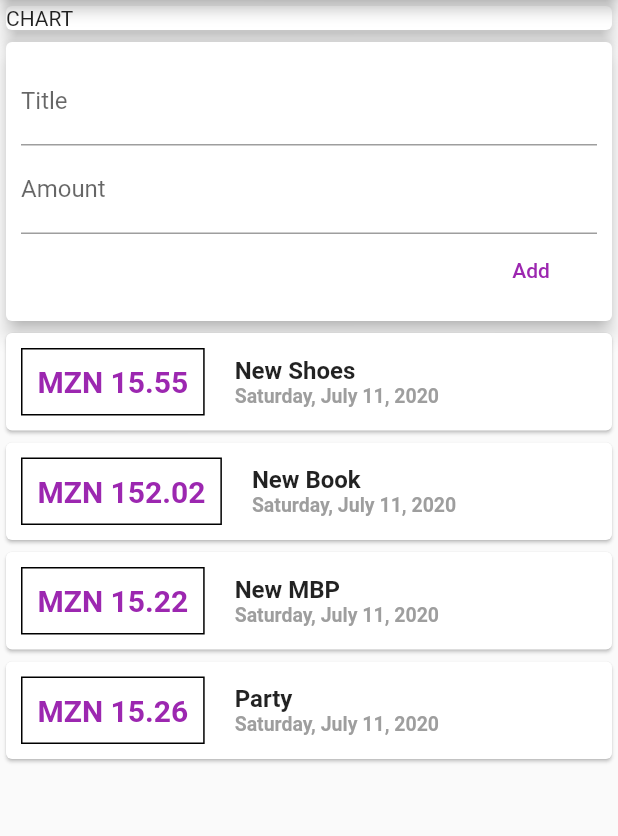
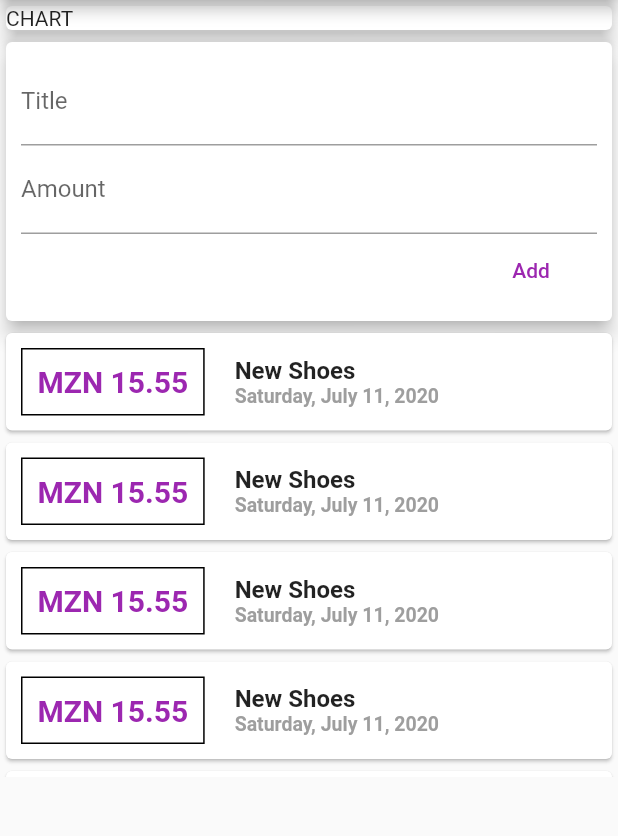
Before and after one commit to Samuel-Bie/expenses_manager, a Flutter app: the screen it shows after launch, on a phone screen of 412 x 824 dp, the part 84-920 px from its top. Run offline on Flutter 3.47's test engine with Material 2 defaults, Android fonts, the phone set to English and light mode, and no system bars.

Commit message:
Apply ListView.builder

```diff
--- a/lib/widgets/transaction_list.dart
+++ b/lib/widgets/transaction_list.dart
@@ -8,8 +8,11 @@ class TransactionList extends StatelessWidget {
 
   @override
   Widget build(BuildContext context) {
-    return Column(
-      children: transactions.map((tx) {
+    return Container(
+      height: 300,
+      child: ListView.builder(
+        itemBuilder: (BuildContext context, int index) {
+          Transaction tx = transactions[index];
           return Card(
             child: Row(
               children: <Widget>[
@@ -56,7 +59,9 @@ class TransactionList extends StatelessWidget {
               ],
             ),
           );
-      }).toList(),
+        },
+        itemCount: this.transactions.length,
+      ),
     );
   }
 }
--- a/lib/widgets/user_transaction.dart
+++ b/lib/widgets/user_transaction.dart
@@ -11,6 +11,14 @@ class UserTransactions extends StatefulWidget {
 class _UserTransactionsState extends State<UserTransactions> {
   final List<Transaction> _transactions = [
     Transaction(
+        id: 't1', title: "New Shoes", amount: 15.55, date: DateTime.now()),
+   Transaction(
+        id: 't1', title: "New Shoes", amount: 15.55, date: DateTime.now()),
+   Transaction(
+        id: 't1', title: "New Shoes", amount: 15.55, date: DateTime.now()),
+   Transaction(
+        id: 't1', title: "New Shoes", amount: 15.55, date: DateTime.now()),
+   Transaction(
         id: 't1', title: "New Shoes", amount: 15.55, date: DateTime.now()),
     Transaction(
         id: 't2', title: "New Book", amount: 152.02, date: DateTime.now()),
```
Lines whose indentation alone changed are shown as unchanged.
